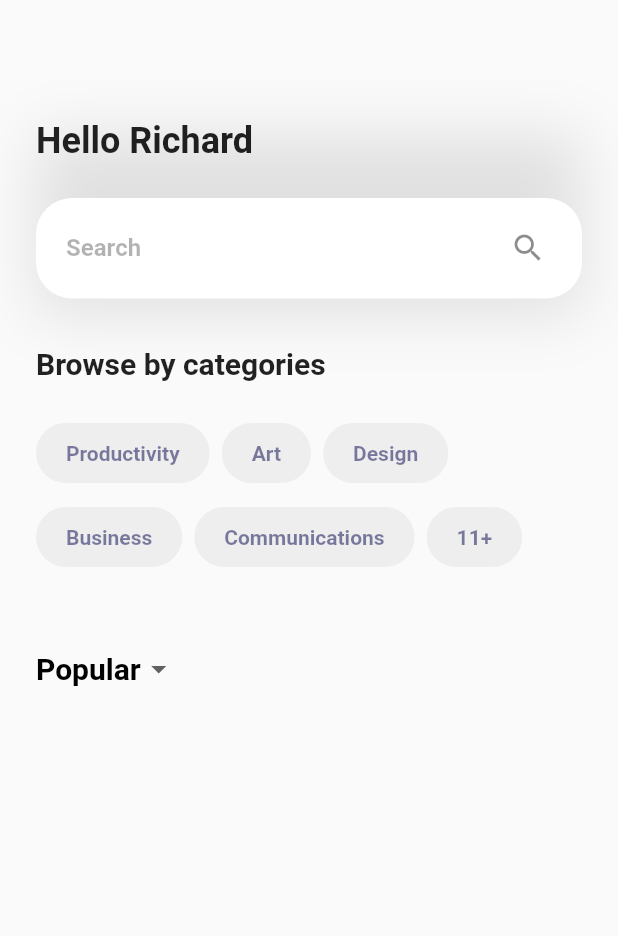
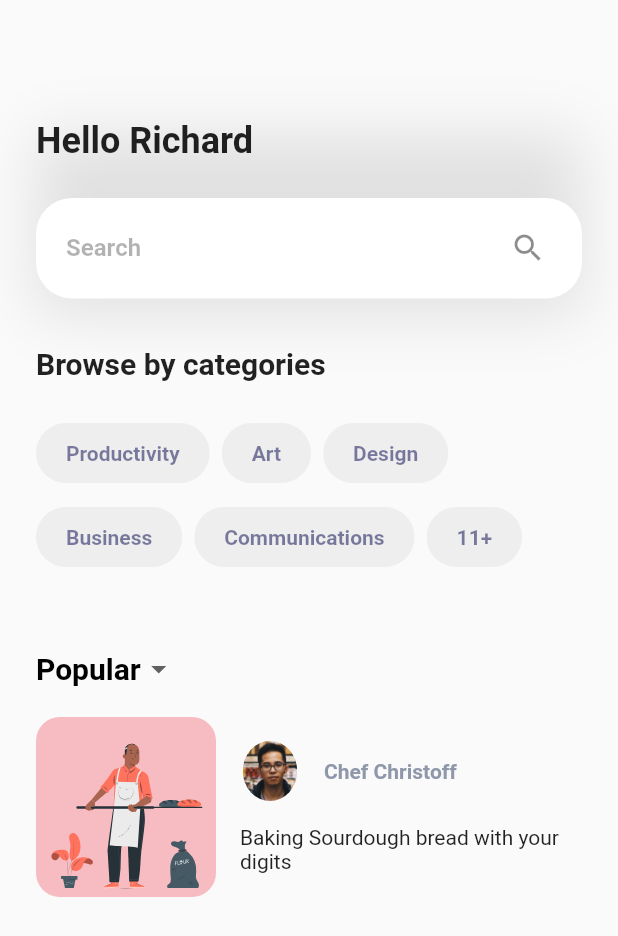
Before and after one commit to huynhtastic/5-days-ui-online-courses, a Flutter app: the screen it shows after launch, on a phone screen of 412 x 824 dp. Shown: the top 936 px of the screen. Run offline on Flutter 3.47's test engine with Material 2 defaults, Android fonts, the phone set to English and light mode, and no system bars; our stand-ins replace flutter_svg.

Commit message:
finish course card in list

```diff
--- a/lib/main.dart
+++ b/lib/main.dart
@@ -1,5 +1,5 @@
 import 'package:flutter/material.dart';
-import 'screens/home/home.dart';
+import 'screens/home/home_screen.dart';
 
 void main() {
   runApp(MyApp());
--- a/lib/screens/home/home.dart
+++ /dev/null
@@ -1 +0,0 @@
-export './home_screen.dart';
--- a/lib/screens/home/home_screen.dart
+++ b/lib/screens/home/home_screen.dart
@@ -9,7 +9,8 @@ class HomeScreen extends StatelessWidget {
         backgroundColor: Color.fromARGB(0, 0, 0, 0),
         shadowColor: Color.fromRGBO(0, 0, 0, 0),
       ),
-      body: Container(
+      body: SingleChildScrollView(
+        child: Container(
           padding: EdgeInsets.all(24.0),
           child: Column(
             crossAxisAlignment: CrossAxisAlignment.start,
@@ -19,7 +20,10 @@ class HomeScreen extends StatelessWidget {
               CategoryFilter(),
               SizedBox(height: 40.0),
               RelevanceFilter(),
+              SizedBox(height: 8.0),
+              CourseList(),
             ],
+          ),
         ),
       ),
     );
--- /dev/null
+++ b/lib/screens/home/widgets/course_list.dart
@@ -0,0 +1,59 @@
+import 'package:flutter/material.dart';
+import 'package:flutter_svg/flutter_svg.dart';
+
+class CourseList extends StatelessWidget {
+  @override
+  Widget build(BuildContext context) {
+    return Row(
+      children: [
+        Container(
+          decoration: BoxDecoration(
+            color: const Color.fromRGBO(247, 188, 193, 1),
+            borderRadius: BorderRadius.all(Radius.circular(16)),
+          ),
+          child: SvgPicture.asset(
+            'assets/images/Baker-pana.svg',
+            height: 120,
+            width: 120,
+            semanticsLabel: 'Baking Class Logo',
+          ),
+        ),
+        SizedBox(width: 16),
+        Flexible(
+          child: Column(
+            crossAxisAlignment: CrossAxisAlignment.start,
+            children: [
+              Row(
+                children: [
+                  CircleAvatar(
+                    backgroundColor: Colors.transparent,
+                    radius: 20,
+                    child: ClipOval(
+                      child: Image.asset(
+                        'assets/images/chef.png',
+                      ),
+                    ),
+                  ),
+                  SizedBox(width: 16),
+                  Text(
+                    'Chef Christoff',
+                    style: const TextStyle(
+                      fontWeight: FontWeight.bold,
+                      color: Color.fromRGBO(143, 151, 170, 1),
+                    ),
+                  ),
+                ],
+              ),
+              SizedBox(height: 16),
+              Text(
+                'Baking Sourdough bread with your digits',
+                maxLines: 2,
+                overflow: TextOverflow.ellipsis,
+              )
+            ],
+          ),
+        ),
+      ],
+    );
+  }
+}
--- a/lib/screens/home/widgets/widgets.dart
+++ b/lib/screens/home/widgets/widgets.dart
@@ -1,3 +1,4 @@
 export 'category_filter.dart';
+export 'course_list.dart';
 export 'relevance_filter.dart';
 export 'search_bar.dart';
--- a/pubspec.yaml
+++ b/pubspec.yaml
@@ -48,6 +48,7 @@ flutter:
   # To add assets to your application, add an assets section, like this:
   assets:
     - assets/
+    - assets/images/
 
   # An image asset can refer to one or more resolution-specific "variants", see
   # https://flutter.dev/assets-and-images/#resolution-aware.
```
Also changed, not shown: pubspec.lock. Lines whose indentation alone changed are shown as unchanged.
